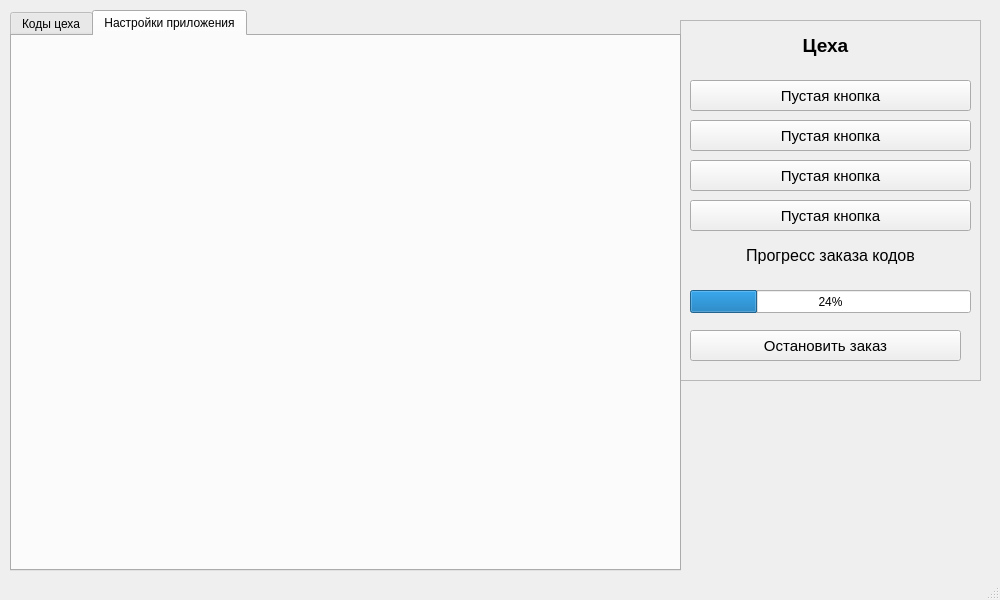
Above: design.ui from lopatin2012/code_okto_v2 before the change. Below: the same form after it.
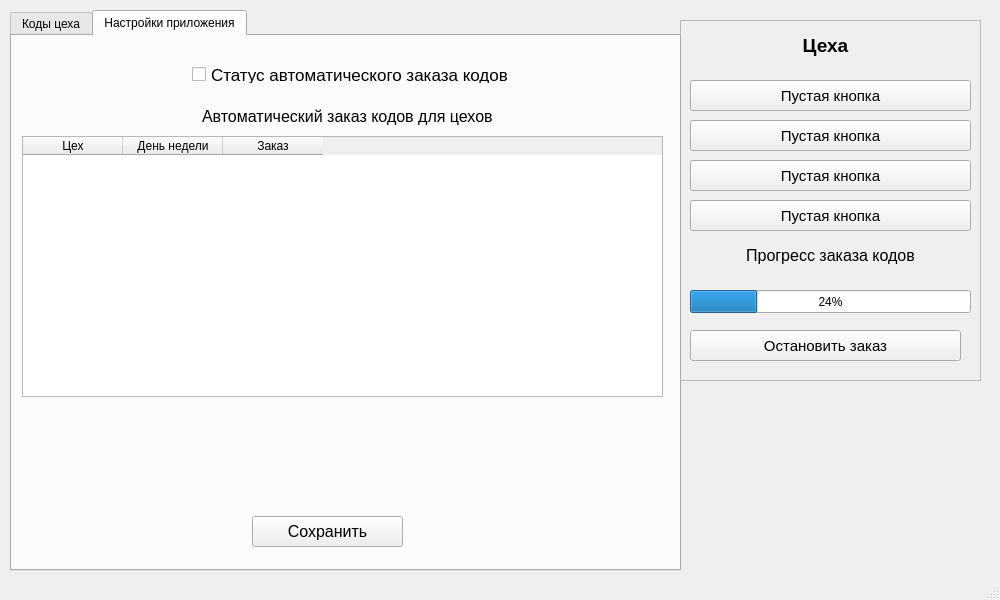
That is the form after the change. The open tabs and pages were chosen to show the change.

```diff
--- a/design.ui
+++ b/design.ui
@@ -322,6 +322,91 @@
      <attribute name="title">
       <string>Настройки приложения</string>
      </attribute>
+     <widget class="QPushButton" name="table_2_settings_push_button_save_settings">
+      <property name="geometry">
+       <rect>
+        <x>240</x>
+        <y>480</y>
+        <width>151</width>
+        <height>31</height>
+       </rect>
+      </property>
+      <property name="font">
+       <font>
+        <pointsize>12</pointsize>
+       </font>
+      </property>
+      <property name="text">
+       <string>Сохранить</string>
+      </property>
+     </widget>
+     <widget class="QTableWidget" name="table_2_settings_table_widget_every_days">
+      <property name="geometry">
+       <rect>
+        <x>10</x>
+        <y>100</y>
+        <width>641</width>
+        <height>261</height>
+       </rect>
+      </property>
+      <property name="rowCount">
+       <number>0</number>
+      </property>
+      <property name="columnCount">
+       <number>3</number>
+      </property>
+      <column>
+       <property name="text">
+        <string>Цех</string>
+       </property>
+      </column>
+      <column>
+       <property name="text">
+        <string>День недели</string>
+       </property>
+      </column>
+      <column>
+       <property name="text">
+        <string>Заказ</string>
+       </property>
+      </column>
+     </widget>
+     <widget class="QLabel" name="table_2_settings_label_for_table_every_days">
+      <property name="geometry">
+       <rect>
+        <x>190</x>
+        <y>70</y>
+        <width>291</width>
+        <height>21</height>
+       </rect>
+      </property>
+      <property name="font">
+       <font>
+        <pointsize>12</pointsize>
+       </font>
+      </property>
+      <property name="text">
+       <string>Автоматический заказ кодов для цехов</string>
+      </property>
+     </widget>
+     <widget class="QCheckBox" name="table_2_settings_check_box_for_table_every_days">
+      <property name="geometry">
+       <rect>
+        <x>180</x>
+        <y>30</y>
+        <width>321</width>
+        <height>17</height>
+       </rect>
+      </property>
+      <property name="font">
+       <font>
+        <pointsize>13</pointsize>
+       </font>
+      </property>
+      <property name="text">
+       <string>Статус автоматического заказа кодов</string>
+      </property>
+     </widget>
     </widget>
    </widget>
   </widget>
```
